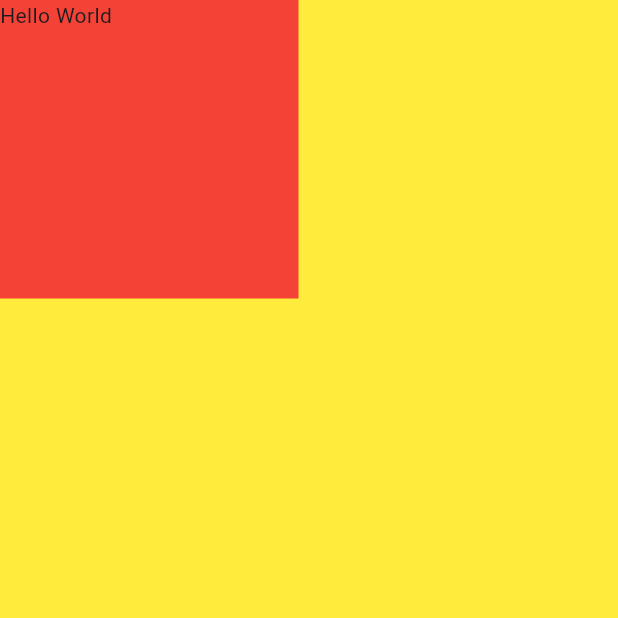
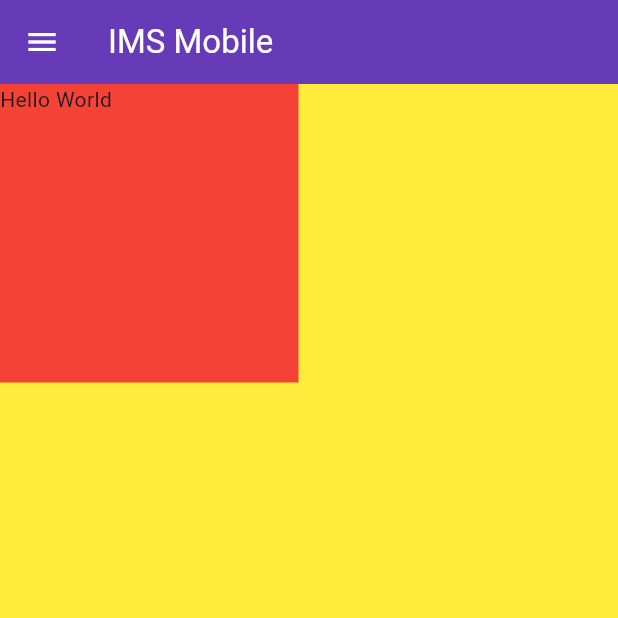
Before and after one commit to Meliorasimp/ims-mobile, a Flutter app: the screen it shows after launch, on a phone screen of 412 x 824 dp, the top half of it. Run offline on Flutter 3.47's test engine with Material 3 defaults, Android fonts, the phone set to English and light mode, and no system bars.

Commit message:
update codebase

```diff
--- a/lib/app/app.dart
+++ b/lib/app/app.dart
@@ -12,9 +12,14 @@ class App extends StatelessWidget {
         colorScheme: ColorScheme.fromSeed(seedColor: Colors.deepPurple),
         useMaterial3: true,
       ),
-      home: const Scaffold(
+      home: Scaffold(
         backgroundColor: Colors.yellow,
-        body: SizedBox(
+        appBar: AppBar(
+          title: const Text('IMS Mobile'),
+          backgroundColor: Colors.deepPurple,
+          foregroundColor: Colors.white,
+        ),
+        body: const SizedBox(
           width: 199,
           height: 199,
           child: ColoredBox(
@@ -22,7 +27,7 @@ class App extends StatelessWidget {
             child: Text.rich(TextSpan(text: "Hello World")),
           ),
         ),
-        drawer: Drawer(child: Text("Drawer")),
+        drawer: const Drawer(child: Text("Drawer")),
       ),
     );
   }
--- a/pubspec.yaml
+++ b/pubspec.yaml
@@ -19,7 +19,7 @@ publish_to: 'none' # Remove this line if you wish to publish to pub.dev
 version: 1.0.0+1
 
 environment:
-  sdk: ^3.11.1
+  sdk: ^3.6.0
 
 # Dependencies specify other packages that your package needs in order to work.
 # To automatically upgrade your package dependencies to the latest versions
@@ -44,7 +44,7 @@ dev_dependencies:
   # activated in the `analysis_options.yaml` file located at the root of your
   # package. See that file for information about deactivating specific lint
   # rules and activating additional ones.
-  flutter_lints: ^6.0.0
+  flutter_lints: ^5.0.0
 
 # For information on the generic Dart part of this file, see the
 # following page: https://dart.dev/tools/pub/pubspec
```
Also changed, not shown: pubspec.lock, 5 other files.
